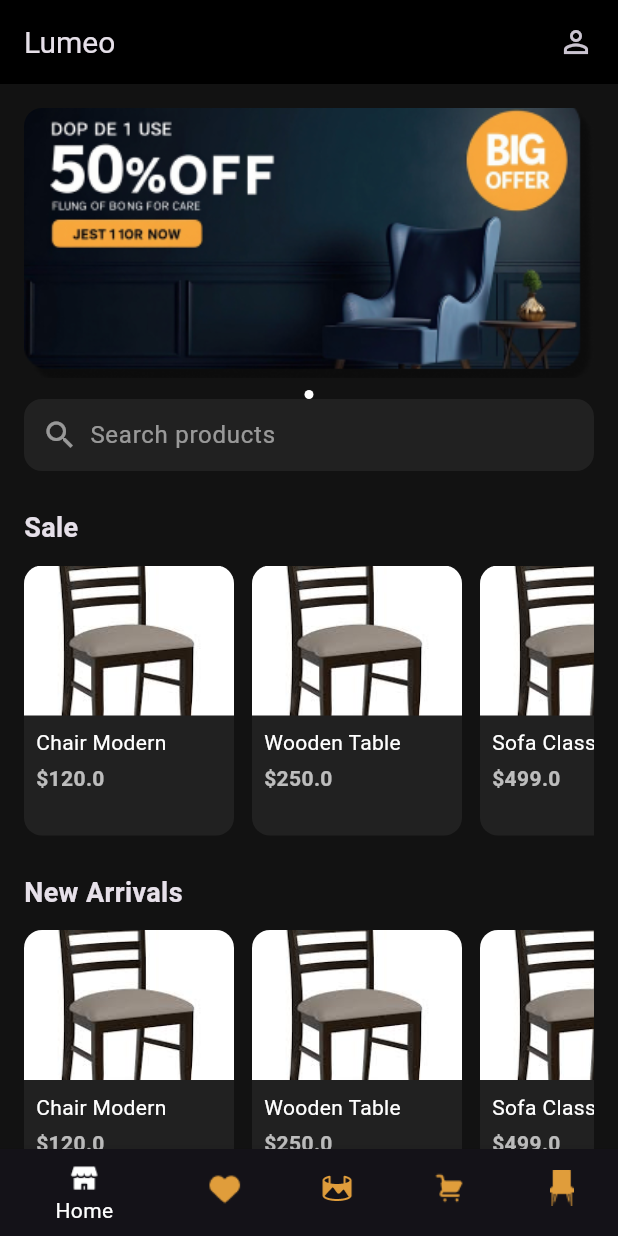
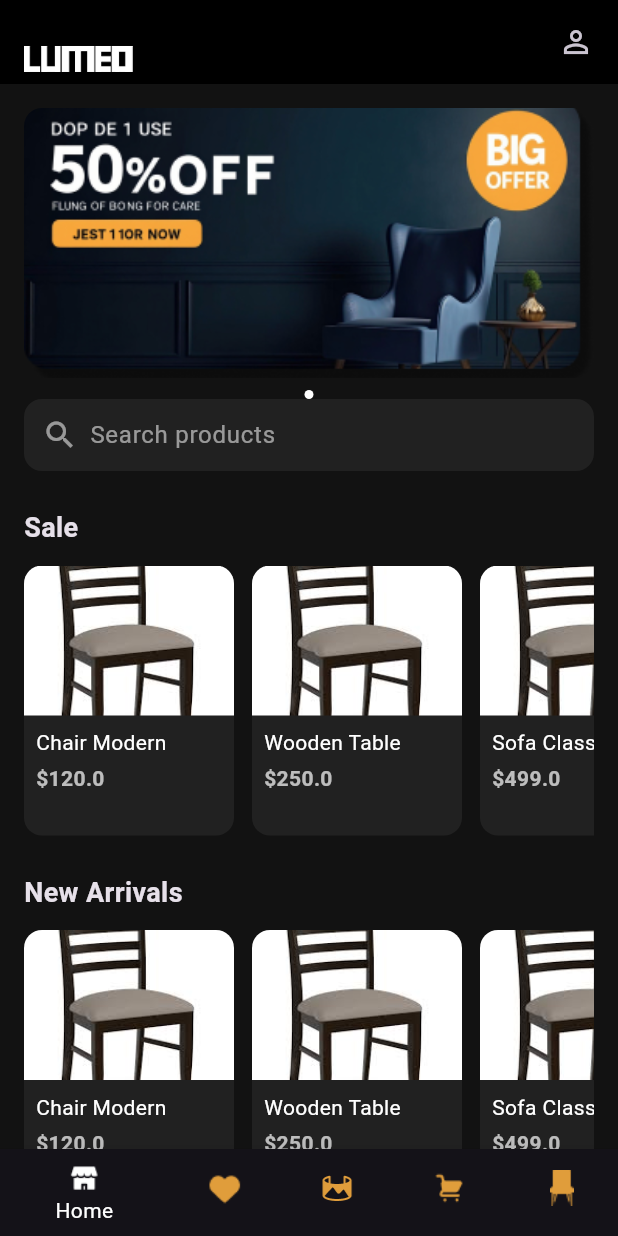
Before and after one commit to LumeoLK/Lumeo-App, a Flutter app: the screen it shows after launch, on a phone screen of 412 x 824 dp. Run offline on Flutter 3.47's test engine with Material 3 defaults, Android fonts, the phone set to English and light mode, and no system bars.

Commit message:
added logo to app bar

```diff
--- a/demo/lib/widgets/app_top_bar.dart
+++ b/demo/lib/widgets/app_top_bar.dart
@@ -8,11 +8,8 @@ class AppTopBar extends StatelessWidget implements PreferredSizeWidget {
     return AppBar(
       backgroundColor: Colors.black,
       elevation: 0,
-      title: const Text("Lumeo", style: TextStyle(fontSize: 20)),
-      actions: const [
-        Icon(Icons.person_outline),
-        SizedBox(width: 16),
-      ],
+      title: Image.asset('assets/icons/logo.png', height: 40),
+      actions: const [Icon(Icons.person_outline), SizedBox(width: 16)],
     );
   }
 
```
Also changed, not shown: demo/assets/icons/logo.png (added).
